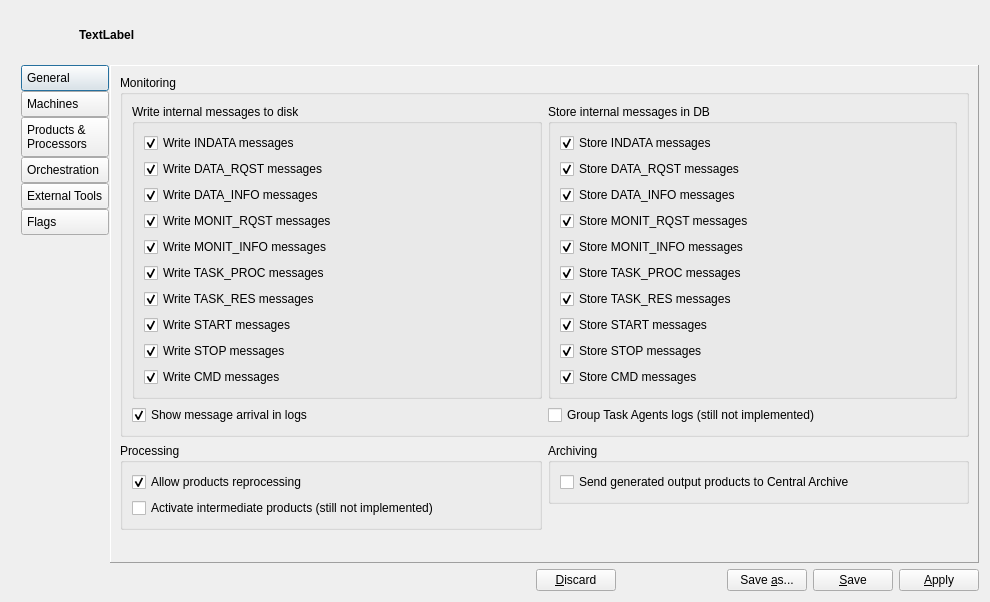
Before: the Qt Designer form qpfhmi/configtool.ui in aardalath/qpf, drawn with Qt 5.
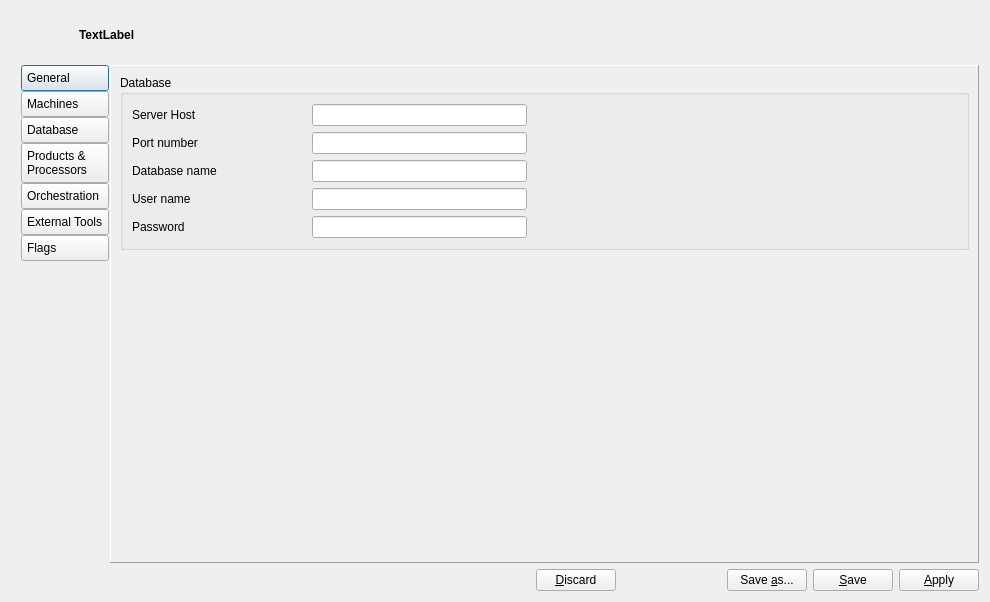
After: the same form once the commit is applied. The open tabs and pages were chosen to show the change. Icons and pictures are not drawn.

Commit message: Solved bug with messages, and first attempt to update ConfigTool

```diff
--- a/qpfhmi/configtool.ui
+++ b/qpfhmi/configtool.ui
@@ -126,7 +126,33 @@
           <bool>true</bool>
          </property>
          <attribute name="buttonGroup">
-          <string notr="true">btngrpSection</string>
+          <string notr="true">btngrpCfgSections</string>
+         </attribute>
+        </widget>
+       </item>
+       <item>
+        <widget class="QPushButton" name="tbtnDB">
+         <property name="styleSheet">
+          <string notr="true">QPushButton { text-align: left; padding: 5px; }</string>
+         </property>
+         <property name="text">
+          <string>Database</string>
+         </property>
+         <property name="icon">
+          <iconset resource="configtool.qrc">
+           <normaloff>:/img/img/storage.png</normaloff>:/img/img/storage.png</iconset>
+         </property>
+         <property name="iconSize">
+          <size>
+           <width>48</width>
+           <height>48</height>
+          </size>
+         </property>
+         <property name="autoExclusive">
+          <bool>true</bool>
+         </property>
+         <attribute name="buttonGroup">
+          <string notr="true">btngrpCfgSections</string>
          </attribute>
         </widget>
        </item>
@@ -886,6 +912,277 @@
          </item>
         </layout>
        </widget>
+       <widget class="QWidget" name="page">
+        <layout class="QVBoxLayout" name="verticalLayout_24">
+         <item>
+          <widget class="QGroupBox" name="groupBox_2">
+           <property name="title">
+            <string>Database</string>
+           </property>
+           <layout class="QVBoxLayout" name="verticalLayout_11">
+            <item>
+             <layout class="QHBoxLayout" name="horizontalLayout_6" stretch="10,10,20">
+              <property name="spacing">
+               <number>0</number>
+              </property>
+              <item>
+               <widget class="QLabel" name="applicationNameLabel_2">
+                <property name="minimumSize">
+                 <size>
+                  <width>180</width>
+                  <height>0</height>
+                 </size>
+                </property>
+                <property name="maximumSize">
+                 <size>
+                  <width>180</width>
+                  <height>16777215</height>
+                 </size>
+                </property>
+                <property name="text">
+                 <string>Server Host</string>
+                </property>
+               </widget>
+              </item>
+              <item>
+               <widget class="QLineEdit" name="edDBHost">
+                <property name="echoMode">
+                 <enum>QLineEdit::Normal</enum>
+                </property>
+                <property name="readOnly">
+                 <bool>false</bool>
+                </property>
+               </widget>
+              </item>
+              <item>
+               <spacer name="horizontalSpacer_6">
+                <property name="orientation">
+                 <enum>Qt::Horizontal</enum>
+                </property>
+                <property name="sizeHint" stdset="0">
+                 <size>
+                  <width>40</width>
+                  <height>20</height>
+                 </size>
+                </property>
+               </spacer>
+              </item>
+             </layout>
+            </item>
+            <item>
+             <layout class="QHBoxLayout" name="horizontalLayout_8" stretch="10,10,20">
+              <property name="spacing">
+               <number>0</number>
+              </property>
+              <item>
+               <widget class="QLabel" name="lastAccessLabel_2">
+                <property name="minimumSize">
+                 <size>
+                  <width>180</width>
+                  <height>0</height>
+                 </size>
+                </property>
+                <property name="maximumSize">
+                 <size>
+                  <width>180</width>
+                  <height>16777215</height>
+                 </size>
+                </property>
+                <property name="text">
+                 <string>Port number</string>
+                </property>
+               </widget>
+              </item>
+              <item>
+               <widget class="QLineEdit" name="edDBPort">
+                <property name="echoMode">
+                 <enum>QLineEdit::Normal</enum>
+                </property>
+                <property name="readOnly">
+                 <bool>false</bool>
+                </property>
+               </widget>
+              </item>
+              <item>
+               <spacer name="horizontalSpacer_7">
+                <property name="orientation">
+                 <enum>Qt::Horizontal</enum>
+                </property>
+                <property name="sizeHint" stdset="0">
+                 <size>
+                  <width>40</width>
+                  <height>20</height>
+                 </size>
+                </property>
+               </spacer>
+              </item>
+             </layout>
+            </item>
+            <item>
+             <layout class="QHBoxLayout" name="horizontalLayout_9" stretch="10,10,20">
+              <property name="spacing">
+               <number>0</number>
+              </property>
+              <item>
+               <widget class="QLabel" name="lastAccessLabel_3">
+                <property name="minimumSize">
+                 <size>
+                  <width>180</width>
+                  <height>0</height>
+                 </size>
+                </property>
+                <property name="maximumSize">
+                 <size>
+                  <width>180</width>
+                  <height>16777215</height>
+                 </size>
+                </property>
+                <property name="text">
+                 <string>Database name</string>
+                </property>
+               </widget>
+              </item>
+              <item>
+               <widget class="QLineEdit" name="edDBName">
+                <property name="echoMode">
+                 <enum>QLineEdit::Normal</enum>
+                </property>
+                <property name="readOnly">
+                 <bool>false</bool>
+                </property>
+               </widget>
+              </item>
+              <item>
+               <spacer name="horizontalSpacer_8">
+                <property name="orientation">
+                 <enum>Qt::Horizontal</enum>
+                </property>
+                <property name="sizeHint" stdset="0">
+                 <size>
+                  <width>40</width>
+                  <height>20</height>
+                 </size>
+                </property>
+               </spacer>
+              </item>
+             </layout>
+            </item>
+            <item>
+             <layout class="QHBoxLayout" name="horizontalLayout_10" stretch="10,10,20">
+              <property name="spacing">
+               <number>0</number>
+              </property>
+              <item>
+               <widget class="QLabel" name="lastAccessLabel_4">
+                <property name="minimumSize">
+                 <size>
+                  <width>180</width>
+                  <height>0</height>
+                 </size>
+                </property>
+                <property name="maximumSize">
+                 <size>
+                  <width>180</width>
+                  <height>16777215</height>
+                 </size>
+                </property>
+                <property name="text">
+                 <string>User name</string>
+                </property>
+               </widget>
+              </item>
+              <item>
+               <widget class="QLineEdit" name="edDBUser">
+                <property name="echoMode">
+                 <enum>QLineEdit::Normal</enum>
+                </property>
+                <property name="readOnly">
+                 <bool>false</bool>
+                </property>
+               </widget>
+              </item>
+              <item>
+               <spacer name="horizontalSpacer_13">
+                <property name="orientation">
+                 <enum>Qt::Horizontal</enum>
+                </property>
+                <property name="sizeHint" stdset="0">
+                 <size>
+                  <width>40</width>
+                  <height>20</height>
+                 </size>
+                </property>
+               </spacer>
+              </item>
+             </layout>
+            </item>
+            <item>
+             <layout class="QHBoxLayout" name="horizontalLayout_11" stretch="10,10,20">
+              <property name="spacing">
+               <number>0</number>
+              </property>
+              <item>
+               <widget class="QLabel" name="lastAccessLabel_5">
+                <property name="minimumSize">
+                 <size>
+                  <width>180</width>
+                  <height>0</height>
+                 </size>
+                </property>
+                <property name="maximumSize">
+                 <size>
+                  <width>180</width>
+                  <height>16777215</height>
+                 </size>
+                </property>
+                <property name="text">
+                 <string>Password</string>
+                </property>
+               </widget>
+              </item>
+              <item>
+               <widget class="QLineEdit" name="edDBPwd">
+                <property name="echoMode">
+                 <enum>QLineEdit::PasswordEchoOnEdit</enum>
+                </property>
+                <property name="readOnly">
+                 <bool>false</bool>
+                </property>
+               </widget>
+              </item>
+              <item>
+               <spacer name="horizontalSpacer_15">
+                <property name="orientation">
+                 <enum>Qt::Horizontal</enum>
+                </property>
+                <property name="sizeHint" stdset="0">
+                 <size>
+                  <width>40</width>
+                  <height>20</height>
+                 </size>
+                </property>
+               </spacer>
+              </item>
+             </layout>
+            </item>
+           </layout>
+          </widget>
+         </item>
+         <item>
+          <spacer name="verticalSpacer_2">
+           <property name="orientation">
+            <enum>Qt::Vertical</enum>
+           </property>
+           <property name="sizeHint" stdset="0">
+            <size>
+             <width>20</width>
+             <height>282</height>
+            </size>
+           </property>
+          </spacer>
+         </item>
+        </layout>
+       </widget>
        <widget class="QWidget" name="pageProdProc">
         <layout class="QHBoxLayout" name="horizontalLayout_12">
          <item>
@@ -1253,7 +1550,7 @@
          <item>
           <widget class="QGroupBox" name="groupBox_3">
            <property name="title">
-            <string>Monitoring</string>
+            <string>Monitoring flags</string>
            </property>
            <layout class="QHBoxLayout" name="horizontalLayout_15" stretch="50,50">
             <item>
@@ -1263,11 +1560,14 @@
                 <property name="title">
                  <string>Write internal messages to disk</string>
                 </property>
+                <property name="checkable">
+                 <bool>true</bool>
+                </property>
                 <layout class="QVBoxLayout" name="verticalLayout_15">
                  <item>
                   <widget class="QCheckBox" name="chkMsgsINDATAToDisk">
                    <property name="text">
-                    <string>Write INDATA messages</string>
+                    <string>Internal command messages</string>
                    </property>
                    <property name="checked">
                     <bool>true</bool>
@@ -1277,7 +1577,7 @@
                  <item>
                   <widget class="QCheckBox" name="chkMsgsDATARQSTToDisk">
                    <property name="text">
-                    <string>Write DATA_RQST messages</string>
+                    <string>Event manager notifications</string>
                    </property>
                    <property name="checked">
                     <bool>true</bool>
@@ -1287,7 +1587,7 @@
                  <item>
                   <widget class="QCheckBox" name="chkMsgsDATAINFOToDisk">
                    <property name="text">
-                    <string>Write DATA_INFO messages</string>
+                    <string>HMI command &amp;&amp; requests</string>
                    </property>
                    <property name="checked">
                     <bool>true</bool>
@@ -1297,7 +1597,7 @@
                  <item>
                   <widget class="QCheckBox" name="chkMsgsMONITRQSTToDisk">
                    <property name="text">
-                    <string>Write MONIT_RQST messages</string>
+                    <string>Incoming product events</string>
                    </property>
                    <property name="checked">
                     <bool>true</bool>
@@ -1307,7 +1607,7 @@
                  <item>
                   <widget class="QCheckBox" name="chkMsgsMONITINFOToDisk">
                    <property name="text">
-                    <string>Write MONIT_INFO messages</string>
+                    <string>Task Scheduling messages</string>
                    </property>
                    <property name="checked">
                     <bool>true</bool>
@@ -1317,7 +1617,7 @@
                  <item>
                   <widget class="QCheckBox" name="chkMsgsTASKPROCToDisk">
                    <property name="text">
-                    <string>Write TASK_PROC messages</string>
+                    <string>Task Registration messages</string>
                    </property>
                    <property name="checked">
                     <bool>true</bool>
@@ -1327,7 +1627,7 @@
                  <item>
                   <widget class="QCheckBox" name="chkMsgsTASKRESToDisk">
                    <property name="text">
-                    <string>Write TASK_RES messages</string>
+                    <string>Task Requests messages</string>
                    </property>
                    <property name="checked">
                     <bool>true</bool>
@@ -1337,7 +1637,7 @@
                  <item>
                   <widget class="QCheckBox" name="chkMsgsSTARTToDisk">
                    <property name="text">
-                    <string>Write START messages</string>
+                    <string>Task Processing messages</string>
                    </property>
                    <property name="checked">
                     <bool>true</bool>
@@ -1347,7 +1647,7 @@
                  <item>
                   <widget class="QCheckBox" name="chkMsgsSTOPToDisk">
                    <property name="text">
-                    <string>Write STOP messages</string>
+                    <string>Task Reporting messages</string>
                    </property>
                    <property name="checked">
                     <bool>true</bool>
@@ -1357,7 +1657,17 @@
                  <item>
                   <widget class="QCheckBox" name="chkMsgsCMDToDisk">
                    <property name="text">
-                    <string>Write CMD messages</string>
+                    <string>Framework Monitoring information</string>
+                   </property>
+                   <property name="checked">
+                    <bool>true</bool>
+                   </property>
+                  </widget>
+                 </item>
+                 <item>
+                  <widget class="QCheckBox" name="chkHostMon">
+                   <property name="text">
+                    <string>Host information data</string>
                    </property>
                    <property name="checked">
                     <bool>true</bool>
@@ -1367,16 +1677,6 @@
                 </layout>
                </widget>
               </item>
-              <item>
-               <widget class="QCheckBox" name="chkMsgsIncommingInLog">
-                <property name="text">
-                 <string>Show message arrival in logs</string>
-                </property>
-                <property name="checked">
-                 <bool>true</bool>
-                </property>
-               </widget>
-              </item>
              </layout>
             </item>
             <item>
@@ -1384,23 +1684,32 @@
               <item>
                <widget class="QGroupBox" name="grpboxWriteMsgsDisk_2">
                 <property name="title">
-                 <string>Store internal messages in DB</string>
+                 <string>Additional message-related flags</string>
                 </property>
                 <layout class="QVBoxLayout" name="verticalLayout_16">
                  <item>
-                  <widget class="QCheckBox" name="chkMsgsINDATAToDisk_2">
+                  <widget class="QCheckBox" name="chkMsgsIncommingInLog">
                    <property name="text">
-                    <string>Store INDATA messages</string>
+                    <string>Show message arrival in logs</string>
                    </property>
                    <property name="checked">
                     <bool>true</bool>
                    </property>
                   </widget>
                  </item>
+                </layout>
+               </widget>
+              </item>
+              <item>
+               <widget class="QGroupBox" name="groupBox_4">
+                <property name="title">
+                 <string>Processing</string>
+                </property>
+                <layout class="QVBoxLayout" name="verticalLayout_13">
                  <item>
-                  <widget class="QCheckBox" name="chkMsgsDATARQSTToDisk_2">
+                  <widget class="QCheckBox" name="chkAllowReproc">
                    <property name="text">
-                    <string>Store DATA_RQST messages</string>
+                    <string>Allow products reprocessing</string>
                    </property>
                    <property name="checked">
                     <bool>true</bool>
@@ -1408,163 +1717,65 @@
                   </widget>
                  </item>
                  <item>
-                  <widget class="QCheckBox" name="chkMsgsDATAINFOToDisk_2">
+                  <widget class="QCheckBox" name="chkGenerateIntermedProd">
                    <property name="text">
-                    <string>Store DATA_INFO messages</string>
+                    <string>Activate intermediate products (still not implemented)</string>
                    </property>
-                   <property name="checked">
-                    <bool>true</bool>
-                   </property>
                   </widget>
                  </item>
+                </layout>
+               </widget>
+              </item>
+              <item>
+               <widget class="QGroupBox" name="groupBox_6">
+                <property name="title">
+                 <string>Archiving</string>
+                </property>
+                <layout class="QVBoxLayout" name="verticalLayout_19">
                  <item>
-                  <widget class="QCheckBox" name="chkMsgsMONITRQSTToDisk_2">
+                  <widget class="QCheckBox" name="chkSendOutputsToArchive">
                    <property name="text">
-                    <string>Store MONIT_RQST messages</string>
+                    <string>Send generated output products to Central Archive</string>
                    </property>
-                   <property name="checked">
-                    <bool>true</bool>
-                   </property>
                   </widget>
                  </item>
+                </layout>
+               </widget>
+              </item>
+              <item>
+               <widget class="QGroupBox" name="groupBox_8">
+                <property name="title">
+                 <string>HMI</string>
+                </property>
+                <layout class="QVBoxLayout" name="verticalLayout_20">
                  <item>
-                  <widget class="QCheckBox" name="chkMsgsMONITINFOToDisk_2">
+                  <widget class="QCheckBox" name="chkGroupTskAgentLogs">
                    <property name="text">
-                    <string>Store MONIT_INFO messages</string>
+                    <string>Group Task Agents logs (still not implemented)</string>
                    </property>
-                   <property name="checked">
-                    <bool>true</bool>
-                   </property>
                   </widget>
                  </item>
-                 <item>
-                  <widget class="QCheckBox" name="chkMsgsTASKPROCToDisk_2">
-                   <property name="text">
-                    <string>Store TASK_PROC messages</string>
-                   </property>
-                   <property name="checked">
-                    <bool>true</bool>
-                   </property>
-                  </widget>
-                 </item>
-                 <item>
-                  <widget class="QCheckBox" name="chkMsgsTASKRESToDisk_2">
-                   <property name="text">
-                    <string>Store TASK_RES messages</string>
-                   </property>
-                   <property name="checked">
-                    <bool>true</bool>
-                   </property>
-                  </widget>
-                 </item>
-                 <item>
-                  <widget class="QCheckBox" name="chkMsgsSTARTToDisk_2">
-                   <property name="text">
-                    <string>Store START messages</string>
-                   </property>
-                   <property name="checked">
-                    <bool>true</bool>
-                   </property>
-                  </widget>
-                 </item>
-                 <item>
-                  <widget class="QCheckBox" name="chkMsgsSTOPToDisk_2">
-                   <property name="text">
-                    <string>Store STOP messages</string>
-                   </property>
-                   <property name="checked">
-                    <bool>true</bool>
-                   </property>
-                  </widget>
-                 </item>
-                 <item>
-                  <widget class="QCheckBox" name="chkMsgsCMDToDisk_2">
-                   <property name="text">
-                    <string>Store CMD messages</string>
-                   </property>
-                   <property name="checked">
-                    <bool>true</bool>
-                   </property>
-                  </widget>
-                 </item>
                 </layout>
                </widget>
               </item>
               <item>
-               <widget class="QCheckBox" name="chkGroupTskAgentLogs">
-                <property name="text">
-                 <string>Group Task Agents logs (still not implemented)</string>
+               <spacer name="verticalSpacer_3">
+                <property name="orientation">
+                 <enum>Qt::Vertical</enum>
                 </property>
-               </widget>
+                <property name="sizeHint" stdset="0">
+                 <size>
+                  <width>20</width>
+                  <height>40</height>
+                 </size>
+                </property>
+               </spacer>
               </item>
              </layout>
             </item>
            </layout>
           </widget>
          </item>
-         <item>
-          <layout class="QHBoxLayout" name="horizontalLayout_16" stretch="50,50">
-           <item>
-            <widget class="QGroupBox" name="groupBox_4">
-             <property name="title">
-              <string>Processing</string>
-             </property>
-             <layout class="QVBoxLayout" name="verticalLayout_13">
-              <item>
-               <widget class="QCheckBox" name="chkAllowReproc">
-                <property name="text">
-                 <string>Allow products reprocessing</string>
-                </property>
-                <property name="checked">
-                 <bool>true</bool>
-                </property>
-               </widget>
-              </item>
-              <item>
-               <widget class="QCheckBox" name="chkGenerateIntermedProd">
-                <property name="text">
-                 <string>Activate intermediate products (still not implemented)</string>
-                </property>
-               </widget>
-              </item>
-             </layout>
-            </widget>
-           </item>
-           <item>
-            <layout class="QVBoxLayout" name="verticalLayout_20">
-             <item>
-              <widget class="QGroupBox" name="groupBox_6">
-               <property name="title">
-                <string>Archiving</string>
-               </property>
-               <layout class="QVBoxLayout" name="verticalLayout_19">
-                <item>
-                 <widget class="QCheckBox" name="chkSendOutputsToArchive">
-                  <property name="text">
-                   <string>Send generated output products to Central Archive</string>
-                  </property>
-                 </widget>
-                </item>
-               </layout>
-              </widget>
-             </item>
-             <item>
-              <spacer name="verticalSpacer_4">
-               <property name="orientation">
-                <enum>Qt::Vertical</enum>
-               </property>
-               <property name="sizeHint" stdset="0">
-                <size>
-                 <width>1</width>
-                 <height>20</height>
-                </size>
-               </property>
-              </spacer>
-             </item>
-            </layout>
-           </item>
-          </layout>
-         </item>
          <item>
           <spacer name="verticalSpacer_5">
            <property name="orientation">
```
Left out of the diff: 468 changed lines with no effect on the pictures. The commit also changes 36 other files.
